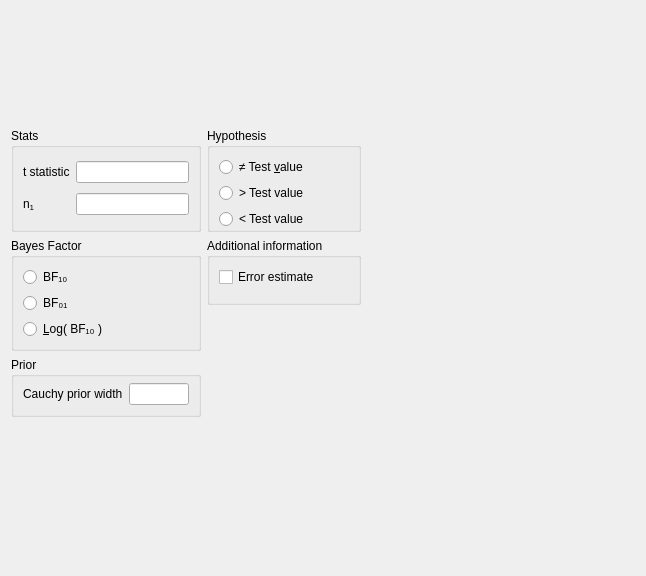
Qt form JASP-Desktop/analysisforms/bffromtonesampleform.ui (jasp-stats/jasp-desktop) before a commit.
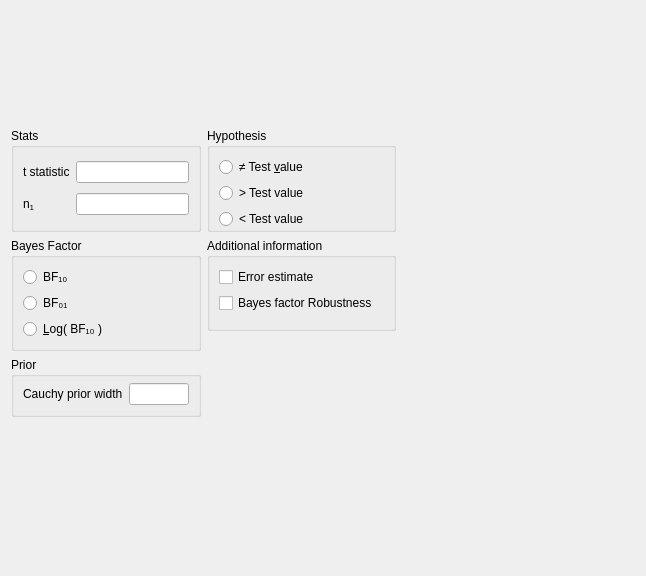
The same form after that commit. Custom widgets are drawn as their Qt base class.

Commit message: bf robustness plot generated, but not displayed

The edit to the form file:
```diff
--- a/JASP-Desktop/analysisforms/bffromtonesampleform.ui
+++ b/JASP-Desktop/analysisforms/bffromtonesampleform.ui
@@ -278,6 +278,13 @@
               </property>
              </widget>
             </item>
+            <item row="1" column="0">
+             <widget class="BoundCheckBox" name="plotBayesFactorRobustness">
+              <property name="text">
+               <string>Bayes factor Robustness</string>
+              </property>
+             </widget>
+            </item>
            </layout>
           </widget>
          </item>
```
The commit also changes 2 other files.
